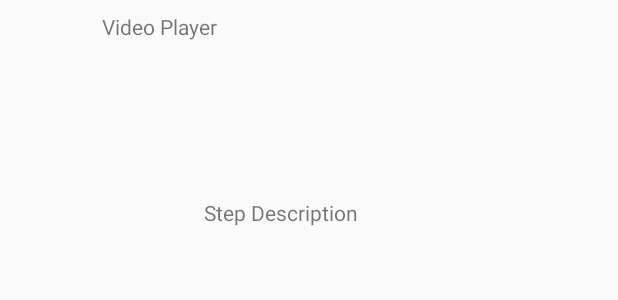
After one commit to chipk215/Bake, an Android app: the layout fragment_steps.xml on its own in the app's theme, with its tools: preview values and no code run, on a phone screen of 412 x 824 dp. The commit adds this screen. Shown: the top 300 px of the screen. Run offline under Robolectric (Android 15) with nearby library versions, the phone set to English and light mode, and no system bars.

Commit message:
Initial step work, refactor ReadCheckboxState to be a generic

```diff
--- /dev/null
+++ b/app/src/main/java/com/keyeswest/bake/interfaces/HasUniqueId.java
@@ -0,0 +1,6 @@
+package com.keyeswest.bake.interfaces;
+
+
+public interface HasUniqueId {
+    String getUniqueId();
+}
--- a/app/src/main/java/com/keyeswest/bake/models/RecipeViewModel.java
+++ b/app/src/main/java/com/keyeswest/bake/models/RecipeViewModel.java
@@ -7,11 +7,12 @@ import android.net.Uri;
 import android.util.Log;
 
 import com.keyeswest.bake.R;
+import com.keyeswest.bake.interfaces.HasUniqueId;
 
 import java.io.FileNotFoundException;
 import java.io.InputStream;
 
-public class RecipeViewModel {
+public class RecipeViewModel  {
     private final static String TAG= "RecipeViewModel";
 
     private Context mContext;
@@ -54,4 +55,6 @@ public class RecipeViewModel {
             return result;
         }
     }
+
+
 }
--- /dev/null
+++ b/app/src/main/res/layout/activity_fragment.xml
@@ -0,0 +1,5 @@
+
+<FrameLayout android:id="@+id/fragment_container"
+             xmlns:android="http://schemas.android.com/apk/res/android"
+             android:layout_width="match_parent"
+             android:layout_height="match_parent" />
--- /dev/null
+++ b/app/src/main/res/layout/fragment_steps.xml
@@ -0,0 +1,56 @@
+<?xml version="1.0" encoding="utf-8"?>
+<layout
+    xmlns:tools="http://schemas.android.com/tools"
+    xmlns:android="http://schemas.android.com/apk/res/android">
+
+    <data>
+        <variable name="step" type="com.keyeswest.bake.models.StepViewModel"/>
+    </data>
+
+    <android.support.constraint.ConstraintLayout
+        xmlns:app="http://schemas.android.com/apk/res-auto"
+
+        android:layout_width="match_parent"
+        android:layout_height="match_parent">
+
+        <TextView
+            android:id="@+id/textView2"
+            android:layout_width="276dp"
+            android:layout_height="100dp"
+            android:layout_marginEnd="8dp"
+            android:layout_marginStart="8dp"
+            android:layout_marginTop="8dp"
+            android:text = "@{step.getVideoURL()}"
+            app:layout_constraintEnd_toEndOf="parent"
+            app:layout_constraintStart_toStartOf="parent"
+            app:layout_constraintTop_toTopOf="parent"
+            tools:text="Video Player" />
+
+        <android.support.constraint.Guideline
+            android:id="@+id/guideline"
+            android:layout_width="wrap_content"
+            android:layout_height="wrap_content"
+            android:orientation="horizontal"
+            app:layout_constraintGuide_begin="124dp" />
+
+        <android.support.v7.widget.RecyclerView
+            android:id="@+id/steps_recyclerView"
+            android:layout_width="120dp"
+            android:layout_height="wrap_content"
+            android:layout_marginStart="8dp"
+            app:layout_constraintStart_toStartOf="parent"
+            app:layout_constraintTop_toBottomOf="@id/guideline" />
+
+        <TextView
+            android:id="@+id/step_description"
+            android:layout_width="wrap_content"
+            android:layout_height="wrap_content"
+            android:layout_marginStart="8dp"
+            android:layout_marginTop="8dp"
+            app:layout_constraintStart_toEndOf="@+id/steps_recyclerView"
+            app:layout_constraintTop_toTopOf="@+id/guideline"
+            android:text="@{step.description}"
+            tools:text="Step Description" />
+    </android.support.constraint.ConstraintLayout>
+
+</layout>
```
Also changed, not shown: app/src/main/AndroidManifest.xml (+4 -6 lines), app/src/main/java/com/keyeswest/bake/SingleFragmentActivity.java (added, +41 -0 lines), app/src/main/java/com/keyeswest/bake/StepsActivity.java (added, +43 -0 lines), app/src/main/java/com/keyeswest/bake/adapters/IngredientAdapter.java (+4 -12 lines), app/src/main/java/com/keyeswest/bake/adapters/StepAdapter.java (added, +94 -0 lines), app/src/main/java/com/keyeswest/bake/fragments/IngredientListFragment.java (+7 -5 lines), app/src/main/java/com/keyeswest/bake/fragments/StepsFragment.java (added, +137 -0 lines), app/src/main/java/com/keyeswest/bake/models/Ingredient.java (+7 -1 lines), app/src/main/java/com/keyeswest/bake/models/IngredientViewModel.java (+9 -2 lines), app/src/main/java/com/keyeswest/bake/models/Step.java (+7 -1 lines), app/src/main/java/com/keyeswest/bake/models/StepViewModel.java (added, +51 -0 lines), app/src/main/java/com/keyeswest/bake/tasks/ReadCheckboxStates.java (+18 -16 lines), app/src/main/res/layout/step_item.xml (added, +26 -0 lines).
